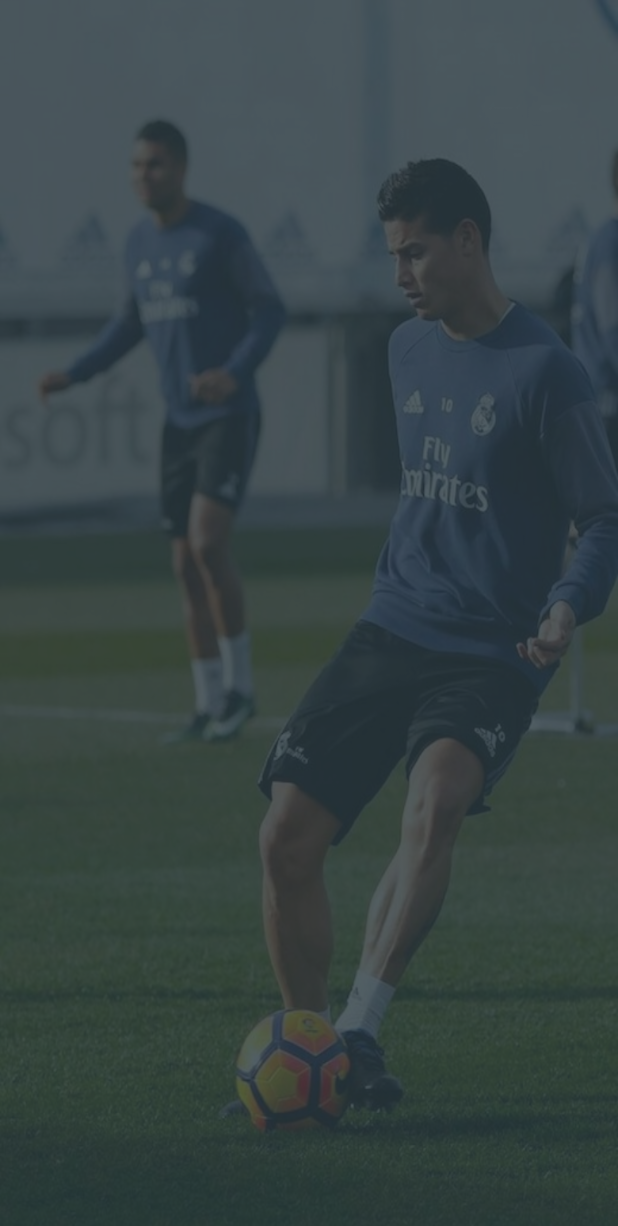
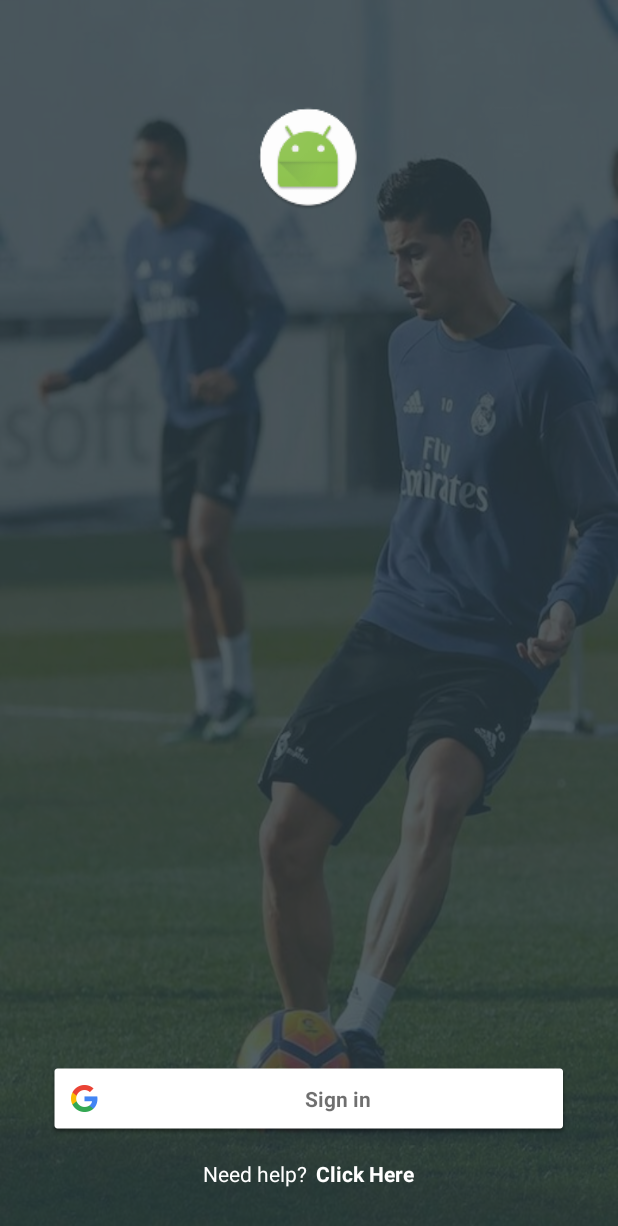
Before and after one commit to isfaaghyth/Sparing, an Android app: the layout activity_login.xml on its own in the app's theme, with its tools: preview values and no code run, on a phone screen of 412 x 824 dp. Shown: the top 1226 px of the screen. Run offline under Robolectric (Android 15) with nearby library versions, the phone set to English and light mode, and no system bars.

Commit message:
change auth with google sign in

```diff
--- a/app/build.gradle
+++ b/app/build.gradle
@@ -38,8 +38,9 @@
     compile 'com.squareup.retrofit2:retrofit:2.3.0'
     compile 'com.android.support:cardview-v7:25.3.1'
     compile 'com.android.support:appcompat-v7:25.3.1'
+    compile 'com.squareup.retrofit2:adapter-rxjava:2.3.0'
     compile 'com.squareup.retrofit2:converter-gson:2.0.2'
-    compile 'com.squareup.retrofit2:adapter-rxjava2:2.3.0'
+    compile 'com.google.android.gms:play-services-auth:10.0.1'
     compile 'com.android.support.constraint:constraint-layout:1.0.2'
     compile 'com.google.firebase:firebase-auth:10.0.1'
     compile 'com.google.firebase:firebase-messaging:10.0.1'
--- a/app/src/main/java/kelompok/app/sparing/network/Routes.java
+++ b/app/src/main/java/kelompok/app/sparing/network/Routes.java
@@ -19,7 +19,7 @@
             @Field("name") String name,
             @Field("email") String email,
             @Field("password") String password,
-            @Field("phone_number") String phoneNumber,
+            @Field("avatar") String avatar,
             @Field("firebase_token") String firebaseToken
     );
 
--- a/app/src/main/java/kelompok/app/sparing/ui/login/LoginView.java
+++ b/app/src/main/java/kelompok/app/sparing/ui/login/LoginView.java
@@ -1,4 +1,6 @@
 package kelompok.app.sparing.ui.login;
+
+import android.support.v7.app.AppCompatActivity;
 
 import kelompok.app.sparing.base.RequestView;
 import kelompok.app.sparing.model.Login;
@@ -9,5 +11,5 @@
  */
 
 interface LoginView extends RequestView<Login> {
-    //let be empty
+    AppCompatActivity getThis();
 }
--- a/app/src/main/res/layout/activity_login.xml
+++ b/app/src/main/res/layout/activity_login.xml
@@ -22,6 +22,49 @@
         android:layout_height="match_parent"
         android:background="@color/colorPrimaryTrans50"/>
 
+    <ImageView
+        android:layout_width="70dp"
+        android:layout_height="70dp"
+        android:layout_marginTop="70dp"
+        android:src="@mipmap/ic_launcher_round"
+        android:layout_centerHorizontal="true"/>
 
+    <LinearLayout
+        android:layout_width="match_parent"
+        android:layout_height="wrap_content"
+        android:orientation="vertical"
+        android:layout_alignParentBottom="true"
+        android:layout_margin="16dp">
+
+        <com.google.android.gms.common.SignInButton
+            android:id="@+id/btn_login"
+            android:layout_width="match_parent"
+            android:layout_height="wrap_content"
+            android:layout_margin="16dp"/>
+
+        <LinearLayout
+            android:layout_width="match_parent"
+            android:layout_height="wrap_content"
+            android:orientation="horizontal"
+            android:gravity="center"
+            android:layout_marginBottom="16dp">
+
+            <TextView
+                android:layout_width="wrap_content"
+                android:layout_height="wrap_content"
+                android:text="Need help?"
+                android:textColor="@android:color/white"/>
+
+            <TextView
+                android:layout_width="wrap_content"
+                android:layout_height="wrap_content"
+                android:text="Click Here"
+                android:layout_marginStart="6dp"
+                android:textStyle="bold"
+                android:textColor="@android:color/white"/>
+
+        </LinearLayout>
+
+    </LinearLayout>
 
 </RelativeLayout>
```
Also changed, not shown: app/src/main/java/kelompok/app/sparing/ui/login/LoginActivity.java (+22 -0 lines), app/src/main/java/kelompok/app/sparing/ui/login/LoginPresenter.java (+25 -1 lines).
